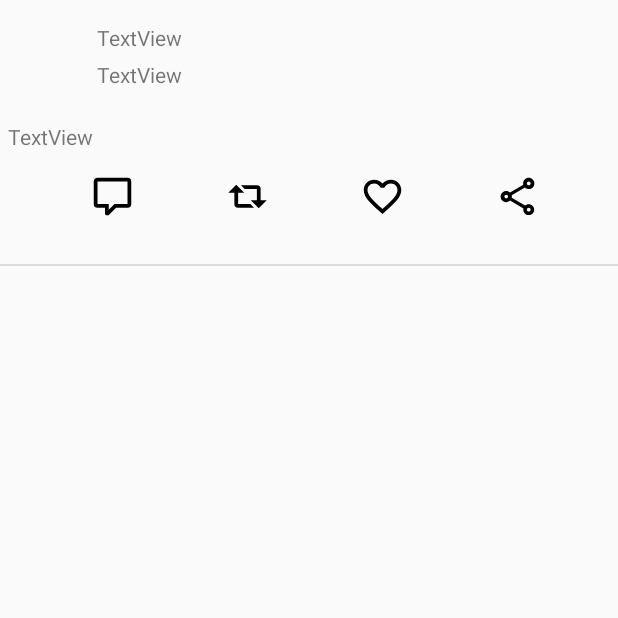
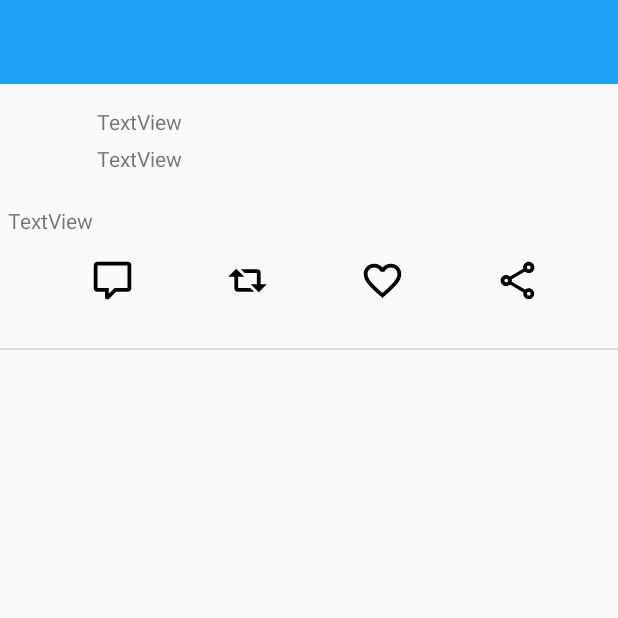
Before and after one commit to cyll99/SimpleTweet, an Android app: the DetailActivity screen opened directly, with no data from a screen before it, on a phone screen of 412 x 824 dp, the top half of it. Run offline under Robolectric (Android 15) with nearby library versions, the phone set to English and light mode, and no system bars; libraries missing offline, so code that uses them is left out: org.parceler; pictures from the network do not load; 5 statements that could not run were skipped.

Commit message:
icone + debut app bar ++

```diff
--- a/app/src/main/res/layout-land/activity_detail.xml
+++ b/app/src/main/res/layout-land/activity_detail.xml
@@ -1,13 +1,32 @@
 <?xml version="1.0" encoding="utf-8"?>
-<RelativeLayout xmlns:android="http://schemas.android.com/apk/res/android"
+<LinearLayout
+    xmlns:android="http://schemas.android.com/apk/res/android"
     xmlns:app="http://schemas.android.com/apk/res-auto"
     xmlns:tools="http://schemas.android.com/tools"
+    android:fitsSystemWindows="true"
+    android:orientation="vertical"
+
     android:layout_width="match_parent"
-    android:layout_marginTop="10dp"
+    android:layout_height="match_parent">
+
+    <include
+        layout="@layout/tool_bar"
+        android:id="@+id/toolbar"
+        android:layout_width="match_parent"
+        android:layout_height="wrap_content"
+        android:layout_marginBottom="10dp"
+        />
+
+    <RelativeLayout
+        xmlns:android="http://schemas.android.com/apk/res/android"
+        xmlns:app="http://schemas.android.com/apk/res-auto"
+        xmlns:tools="http://schemas.android.com/tools"
         android:fitsSystemWindows="true"
 
+        android:layout_width="match_parent"
         android:layout_height="match_parent"
         tools:context=".DetailActivity">
+
 
         <ImageView
             android:id="@+id/imageTweet"
@@ -19,6 +38,7 @@
             tools:srcCompat="@tools:sample/avatars" />
 
         <TextView
+
             android:id="@+id/Name"
             android:layout_width="match_parent"
             android:layout_height="wrap_content"
@@ -30,6 +50,7 @@
             android:text="TextView" />
 
         <TextView
+
             android:id="@+id/userName"
             android:layout_width="match_parent"
             android:layout_height="wrap_content"
@@ -41,6 +62,7 @@
             android:text="TextView" />
 
         <TextView
+
             android:id="@+id/body"
             android:layout_width="wrap_content"
             android:layout_height="wrap_content"
@@ -53,7 +75,7 @@
 
         <ImageView
             android:id="@+id/comment"
-        android:layout_marginStart="90dp"
+            android:layout_marginStart="60dp"
 
             android:layout_width="30dp"
             android:layout_height="30dp"
@@ -66,7 +88,7 @@
         <ImageView
             android:id="@+id/reply"
 
-        android:layout_marginStart="90dp"
+            android:layout_marginStart="60dp"
 
             android:layout_width="30dp"
             android:layout_height="30dp"
@@ -79,7 +101,7 @@
 
         <ImageView
             android:id="@+id/heart"
-        android:layout_marginStart="90dp"
+            android:layout_marginStart="60dp"
 
             android:layout_width="30dp"
             android:layout_height="30dp"
@@ -92,7 +114,7 @@
 
         <ImageView
             android:id="@+id/share"
-        android:layout_marginStart="90dp"
+            android:layout_marginStart="60dp"
 
             android:layout_width="30dp"
             android:layout_height="30dp"
@@ -119,3 +141,4 @@
 
 
     </RelativeLayout>
+</LinearLayout>
--- a/app/src/main/res/layout/activity_detail.xml
+++ b/app/src/main/res/layout/activity_detail.xml
@@ -1,13 +1,32 @@
 <?xml version="1.0" encoding="utf-8"?>
-<RelativeLayout xmlns:android="http://schemas.android.com/apk/res/android"
+<LinearLayout
+    xmlns:android="http://schemas.android.com/apk/res/android"
     xmlns:app="http://schemas.android.com/apk/res-auto"
     xmlns:tools="http://schemas.android.com/tools"
-    android:layout_marginTop="10dp"
+    android:fitsSystemWindows="true"
+    android:orientation="vertical"
+
+    android:layout_width="match_parent"
+    android:layout_height="match_parent">
+
+    <include
+        layout="@layout/tool_bar"
+        android:id="@+id/toolbar"
+        android:layout_width="match_parent"
+        android:layout_height="wrap_content"
+        android:layout_marginBottom="10dp"
+        />
+
+    <RelativeLayout
+        xmlns:android="http://schemas.android.com/apk/res/android"
+        xmlns:app="http://schemas.android.com/apk/res-auto"
+        xmlns:tools="http://schemas.android.com/tools"
         android:fitsSystemWindows="true"
 
         android:layout_width="match_parent"
         android:layout_height="match_parent"
         tools:context=".DetailActivity">
+
 
         <ImageView
             android:id="@+id/imageTweet"
@@ -19,6 +38,7 @@
             tools:srcCompat="@tools:sample/avatars" />
 
         <TextView
+
             android:id="@+id/Name"
             android:layout_width="match_parent"
             android:layout_height="wrap_content"
@@ -30,6 +50,7 @@
             android:text="TextView" />
 
         <TextView
+
             android:id="@+id/userName"
             android:layout_width="match_parent"
             android:layout_height="wrap_content"
@@ -41,6 +62,7 @@
             android:text="TextView" />
 
         <TextView
+
             android:id="@+id/body"
             android:layout_width="wrap_content"
             android:layout_height="wrap_content"
@@ -119,3 +141,4 @@
 
 
     </RelativeLayout>
+</LinearLayout>
```
Also changed, not shown: app/src/main/java/com/codepath/apps/restclienttemplate/TimelineActivity.java (+1 -12 lines), app/src/main/java/com/codepath/apps/restclienttemplate/TweetsAdapter.java (+10 -2 lines), app/src/main/java/com/codepath/apps/restclienttemplate/models/Tweet.java (+4 -6 lines), app/src/main/java/com/codepath/apps/restclienttemplate/models/Url.java (added, +25 -0 lines), app/src/main/java/com/codepath/apps/restclienttemplate/models/User.java (+13 -0 lines), app/src/main/res/layout/item_tweet.xml (+18 -5 lines). Lines whose indentation alone changed are shown as unchanged.
